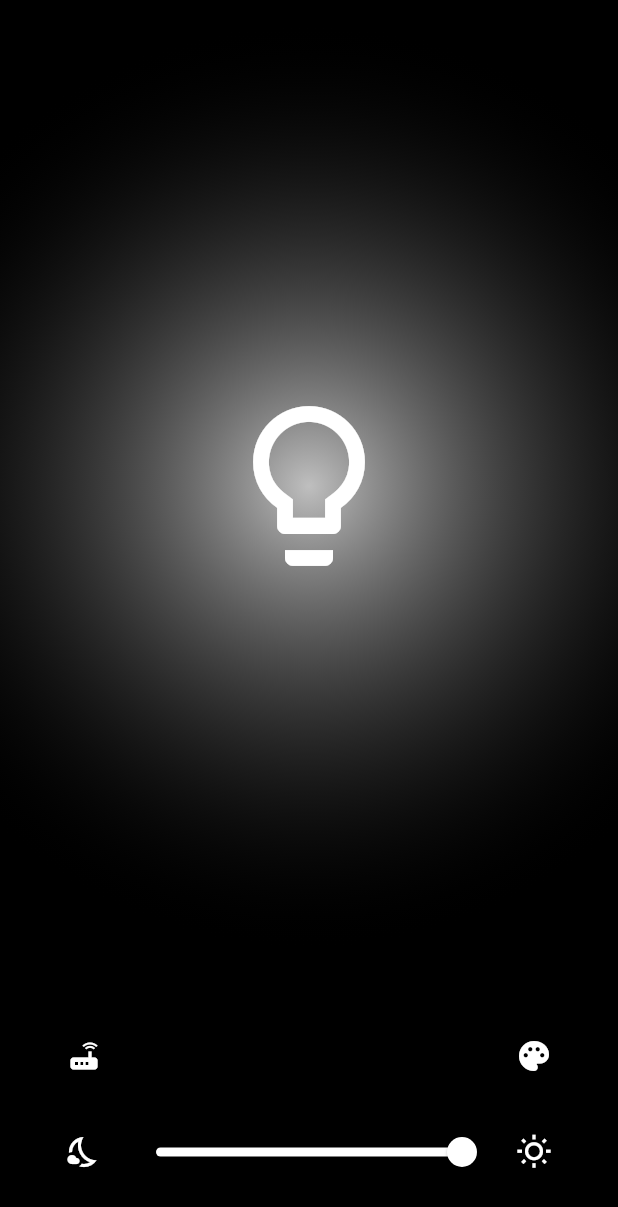
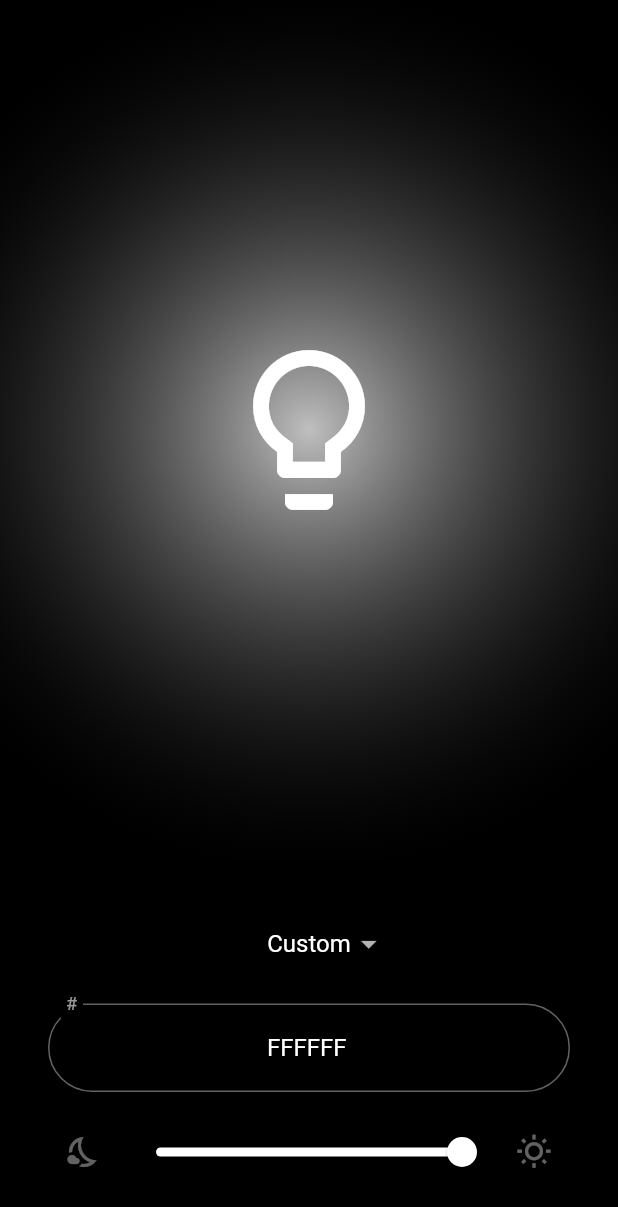
Before and after one commit to TobiasRitter/flutter_rgb_leds, a Flutter app: the screen it shows after launch, on a phone screen of 412 x 824 dp. Shown: the top 1207 px of the screen. Run offline on Flutter 3.47's test engine with Material 2 defaults, Android fonts, the phone set to English and light mode, and no system bars.

Commit message:
cleanup layout

```diff
--- a/lib/main.dart
+++ b/lib/main.dart
@@ -22,7 +22,7 @@ class MyApp extends StatelessWidget {
           thumbColor: Colors.white,
           activeTrackColor: Colors.white,
           inactiveTrackColor: Colors.black,
-          overlayColor: Colors.white10,
+          overlayColor: Colors.white38,
         ),
       ),
       home: MyHomePage(),
@@ -45,8 +45,6 @@ class MyHomePage extends StatefulWidget {
 }
 
 class _MyHomePageState extends State<MyHomePage> {
-  bool routerSettingsOpened = false;
-  bool colorSettingsOpened = false;
   bool editing = false;
   Color color = Colors.white;
   int alpha = 255;
@@ -58,15 +56,6 @@ class _MyHomePageState extends State<MyHomePage> {
   Color getRgbColor(String rgb) {
     String colorStr = "0xff" + rgb;
     return Color(int.parse(colorStr));
-  }
-
-  void submitIP(String ip, BuildContext context) {
-    // TODO: implement
-    ScaffoldMessenger.of(context).showSnackBar(
-      SnackBar(
-        content: Text("Invalid ip address"),
-      ),
-    );
   }
 
   void submitCol(String rgb, BuildContext context) {
@@ -126,100 +115,20 @@ class _MyHomePageState extends State<MyHomePage> {
             padding: const EdgeInsets.all(32),
             child: Column(
               children: <Widget>[
-                Padding(
-                  padding: const EdgeInsets.only(bottom: 16),
-                  child: Row(
-                    crossAxisAlignment: CrossAxisAlignment.start,
-                    children: [
-                      Container(
-                        width: routerSettingsOpened ? 48 : 0,
-                      ),
-                      Expanded(
-                        flex: routerSettingsOpened ? 1 : 0,
-                        child: IconButton(
-                          iconSize: routerSettingsOpened ? 48 : 24,
-                          icon: Icon(
-                            Icons.router,
-                          ),
-                          onPressed: () {
-                            setState(() {
-                              routerSettingsOpened = !routerSettingsOpened;
-                              colorSettingsOpened = false;
-                            });
-                          },
-                        ),
-                      ),
-                      Expanded(
-                        flex: !colorSettingsOpened && !routerSettingsOpened
-                            ? 1
-                            : 0,
-                        child: Container(),
-                      ),
-                      Expanded(
-                        flex: colorSettingsOpened ? 1 : 0,
-                        child: IconButton(
-                          iconSize: colorSettingsOpened ? 48 : 24,
-                          icon: Icon(
-                            Icons.palette,
-                          ),
-                          onPressed: () {
-                            setState(() {
-                              colorSettingsOpened = !colorSettingsOpened;
-                              routerSettingsOpened = false;
-                            });
-                          },
-                        ),
-                      ),
-                      Container(
-                        width: colorSettingsOpened ? 48 : 0,
-                      ),
-                    ],
-                  ),
-                ),
-                routerSettingsOpened
-                    ? Column(
-                        children: [
-                          Padding(
-                            padding: const EdgeInsets.only(bottom: 16),
-                            child: Row(
-                              children: [
-                                Expanded(
-                                  child: TextField(
-                                    textAlign: TextAlign.center,
-                                    controller: ipController,
-                                    decoration: InputDecoration(
-                                      enabledBorder: OutlineInputBorder(
-                                        borderSide: BorderSide(
-                                            color: Colors.white38, width: 1),
-                                        borderRadius: BorderRadius.circular(50),
-                                      ),
-                                      focusedBorder: OutlineInputBorder(
-                                        borderSide: BorderSide(
-                                            color: Colors.white, width: 1),
-                                        borderRadius: BorderRadius.circular(50),
-                                      ),
-                                      labelText: "IPv4:",
-                                    ),
-                                    onSubmitted: (val) {
-                                      submitIP(val, context);
-                                    },
-                                  ),
-                                ),
-                              ],
-                            ),
-                          ),
-                        ],
-                      )
-                    : Container(),
-                colorSettingsOpened
-                    ? Column(
+                Column(
                   children: [
                     Padding(
                       padding: const EdgeInsets.only(bottom: 16),
                       child: Row(
                         mainAxisAlignment: MainAxisAlignment.spaceBetween,
                         children: [
-                                DropdownButton<String>(
+                          Container(
+                            width: 48,
+                            height: 48,
+                          ),
+                          Padding(
+                            padding: const EdgeInsets.only(left: 24),
+                            child: DropdownButton<String>(
                               underline: Container(),
                               value: dropdownValue,
                               onChanged: (val) {
@@ -227,10 +136,9 @@ class _MyHomePageState extends State<MyHomePage> {
                                   dropdownValue = val;
                                   editing = false;
                                 });
-                                    if (widget.presets
-                                        .containsKey(dropdownValue)) {
-                                      submitCol(widget.presets[dropdownValue],
-                                          context);
+                                if (widget.presets.containsKey(dropdownValue)) {
+                                  submitCol(
+                                      widget.presets[dropdownValue], context);
                                 } else {
                                   submitCol("FFFFFF", context);
                                 }
@@ -244,10 +152,10 @@ class _MyHomePageState extends State<MyHomePage> {
                                   )
                                   .toList(),
                             ),
-                                widget.presets.containsKey(dropdownValue) &&
-                                        !editing
+                          ),
+                          widget.presets.containsKey(dropdownValue) && !editing
                               ? IconButton(
-                                        icon: Icon(Icons.edit),
+                                  icon: Icon(Icons.edit_outlined),
                                   onPressed: () =>
                                       setState(() => editing = true),
                                 )
@@ -256,58 +164,35 @@ class _MyHomePageState extends State<MyHomePage> {
                                       icon: Icon(Icons.done),
                                       onPressed: () {
                                         setState(() => editing = false);
-                                              submitCol(colorController.text,
-                                                  context);
+                                        submitCol(
+                                            colorController.text, context);
                                       })
-                                        : Container(),
+                                  : Container(
+                                      width: 48,
+                                      height: 48,
+                                    ),
                         ],
                       ),
                     ),
-                          Padding(
+                    !widget.presets.containsKey(dropdownValue) || editing
+                        ? Padding(
                             padding: const EdgeInsets.only(bottom: 16),
                             child: Row(
                               children: [
                                 Expanded(
-                                  child: !widget.presets
-                                              .containsKey(dropdownValue) ||
-                                          editing
-                                      ? TextField(
+                                  child: TextField(
                                     textAlign: TextAlign.center,
                                     controller: colorController,
                                     decoration: InputDecoration(
                                       enabledBorder: OutlineInputBorder(
                                         borderSide: BorderSide(
-                                                  color: Colors.white38,
-                                                  width: 1),
-                                              borderRadius:
-                                                  BorderRadius.circular(50),
+                                            color: Colors.white38, width: 1),
+                                        borderRadius: BorderRadius.circular(50),
                                       ),
                                       focusedBorder: OutlineInputBorder(
                                         borderSide: BorderSide(
-                                                  color: Colors.white,
-                                                  width: 1),
-                                              borderRadius:
-                                                  BorderRadius.circular(50),
-                                            ),
-                                            labelText: "#",
-                                          ),
-                                          onSubmitted: (val) {
-                                            submitCol(val, context);
-                                          },
-                                        )
-                                      : TextField(
-                                          textAlign: TextAlign.center,
-                                          controller: colorController,
-                                          enabled: false,
-                                          style:
-                                              TextStyle(color: Colors.white38),
-                                          decoration: InputDecoration(
-                                            disabledBorder: OutlineInputBorder(
-                                              borderSide: BorderSide(
-                                                  color: Colors.white38,
-                                                  width: 1),
-                                              borderRadius:
-                                                  BorderRadius.circular(50),
+                                            color: Colors.white, width: 1),
+                                        borderRadius: BorderRadius.circular(50),
                                       ),
                                       labelText: "#",
                                     ),
@@ -318,15 +203,18 @@ class _MyHomePageState extends State<MyHomePage> {
                                 ),
                               ],
                             ),
-                          ),
-                        ],
                           )
                         : Container(),
+                  ],
+                ),
                 Row(
                   children: [
                     Padding(
                       padding: const EdgeInsets.all(12),
-                      child: Icon(Icons.nights_stay_outlined),
+                      child: Icon(
+                        Icons.nights_stay_outlined,
+                        color: Colors.white38,
+                      ),
                     ),
                     Expanded(
                       child: Slider(
@@ -339,7 +227,10 @@ class _MyHomePageState extends State<MyHomePage> {
                     ),
                     Padding(
                       padding: const EdgeInsets.all(12),
-                      child: Icon(Icons.wb_sunny_outlined),
+                      child: Icon(
+                        Icons.wb_sunny_outlined,
+                        color: Colors.white38,
+                      ),
                     ),
                   ],
                 )
```
Lines whose indentation alone changed are shown as unchanged.
